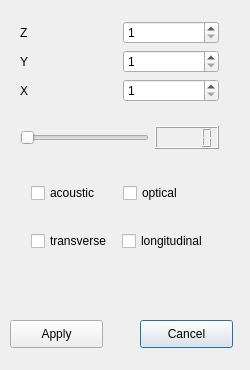
Old version of the form SiliconVisualizer/DialogSizeScatter.ui in the repository epanteleev/SiliconVisualiser.
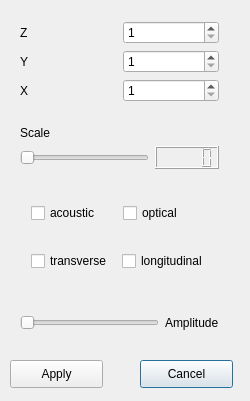
New version of the form.

Patch:
```diff
--- a/SiliconVisualizer/DialogSizeScatter.ui
+++ b/SiliconVisualizer/DialogSizeScatter.ui
@@ -7,7 +7,7 @@
     <x>0</x>
     <y>0</y>
     <width>250</width>
-    <height>370</height>
+    <height>401</height>
    </rect>
   </property>
   <property name="windowTitle">
@@ -17,7 +17,7 @@
    <property name="geometry">
     <rect>
      <x>140</x>
-     <y>320</y>
+     <y>360</y>
      <width>93</width>
      <height>28</height>
     </rect>
@@ -30,7 +30,7 @@
    <property name="geometry">
     <rect>
      <x>10</x>
-     <y>320</y>
+     <y>360</y>
      <width>93</width>
      <height>28</height>
     </rect>
@@ -45,7 +45,7 @@
      <x>9</x>
      <y>10</y>
      <width>221</width>
-     <height>281</height>
+     <height>331</height>
     </rect>
    </property>
    <layout class="QVBoxLayout" name="verticalLayout">
@@ -111,6 +111,13 @@
       </property>
      </spacer>
     </item>
+    <item>
+     <widget class="QLabel" name="label_4">
+      <property name="text">
+       <string>Scale</string>
+      </property>
+     </widget>
+    </item>
     <item>
      <layout class="QHBoxLayout" name="horizontalLayout">
       <item>
@@ -119,7 +126,7 @@
          <number>1</number>
         </property>
         <property name="maximum">
-         <number>200</number>
+         <number>80</number>
         </property>
         <property name="orientation">
          <enum>Qt::Horizontal</enum>
@@ -217,6 +224,30 @@
       </property>
      </spacer>
     </item>
+    <item>
+     <layout class="QHBoxLayout" name="horizontalLayout_4">
+      <property name="topMargin">
+       <number>9</number>
+      </property>
+      <item>
+       <widget class="QSlider" name="amplitudeSlider">
+        <property name="maximum">
+         <number>40</number>
+        </property>
+        <property name="orientation">
+         <enum>Qt::Horizontal</enum>
+        </property>
+       </widget>
+      </item>
+      <item>
+       <widget class="QLabel" name="amplitude">
+        <property name="text">
+         <string>Amplitude</string>
+        </property>
+       </widget>
+      </item>
+     </layout>
+    </item>
    </layout>
   </widget>
  </widget>
```
Left out of the diff: 2 changed lines with no effect on the pictures.
